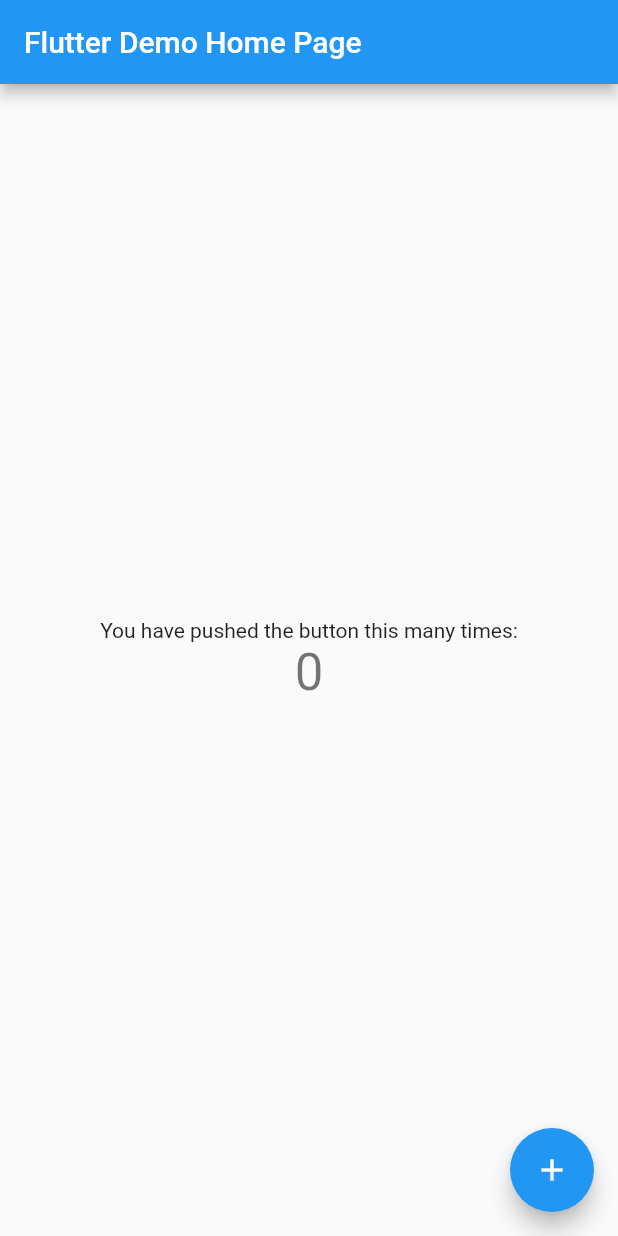
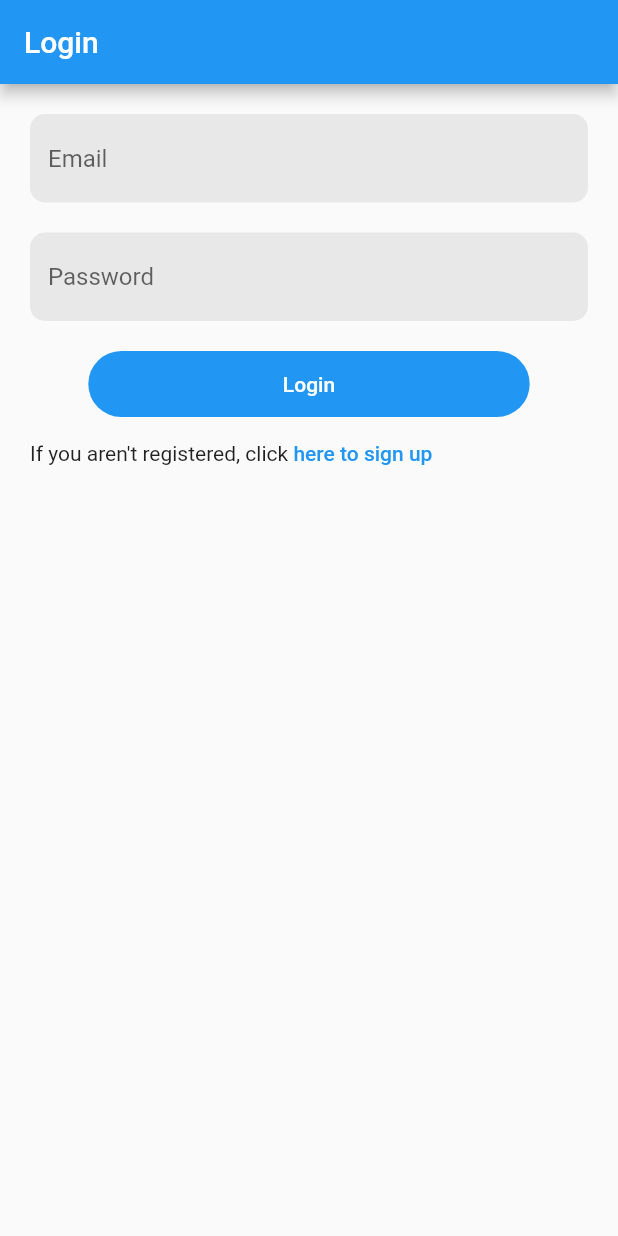
Before and after one commit to owhiteman/group-chat, a Flutter app: the screen it shows after launch, on a phone screen of 412 x 824 dp. Run offline on Flutter 3.47's test engine with Material 2 defaults, Android fonts, the phone set to English and light mode, and no system bars; our stand-ins replace cloud_firestore, firebase_auth, firebase_core, firebase_storage, image_picker; accounts and stored records are empty; generated files the repository leaves out were written again.

Commit message:
Authentication and custom widgets

```diff
--- /dev/null
+++ b/lib/firebase/auth_service.dart
@@ -0,0 +1,60 @@
+import 'package:cloud_firestore/cloud_firestore.dart';
+import 'package:firebase_auth/firebase_auth.dart';
+import 'package:flutter/foundation.dart';
+import 'package:group_chat/firebase/storage_methods.dart';
+import 'package:group_chat/models/user.dart' as model;
+
+class AuthService {
+  final FirebaseAuth _firebaseAuth;
+  final FirebaseFirestore _firestore = FirebaseFirestore.instance;
+  AuthService(this._firebaseAuth);
+
+  Stream<User?> get authStateChanges => _firebaseAuth.authStateChanges();
+
+  Future<String?> signIn(
+      {required String email, required String password}) async {
+    try {
+      await _firebaseAuth.signInWithEmailAndPassword(
+          email: email, password: password);
+      return 'Success';
+    } on FirebaseAuthException catch (e) {
+      return e.message;
+    }
+  }
+
+  Future<String?> signUp(
+      {required String email,
+      required String password,
+      required String name,
+      Uint8List? file}) async {
+    try {
+      UserCredential userCred = await _firebaseAuth
+          .createUserWithEmailAndPassword(email: email, password: password);
+
+      String? photoUrl = file != null
+          ? await StorageMethods().uploadImageToStorage('displayPics', file)
+          : null;
+
+      model.User user = model.User(
+        uid: userCred.user!.uid,
+        name: name,
+        email: email,
+        displayPicUrl: photoUrl,
+        groupId: null,
+      );
+
+      await _firestore
+          .collection('users')
+          .doc(userCred.user!.uid)
+          .set(user.toJson());
+
+      return 'Success';
+    } on FirebaseAuthException catch (e) {
+      return e.message;
+    }
+  }
+
+  Future<void> signOut() async {
+    await _firebaseAuth.signOut();
+  }
+}
--- /dev/null
+++ b/lib/firebase/storage_methods.dart
@@ -0,0 +1,18 @@
+import 'package:firebase_auth/firebase_auth.dart';
+import 'package:firebase_storage/firebase_storage.dart';
+import 'package:flutter/foundation.dart';
+
+class StorageMethods {
+  final FirebaseStorage _storage = FirebaseStorage.instance;
+  final FirebaseAuth _auth = FirebaseAuth.instance;
+
+  Future<String> uploadImageToStorage(String childName, Uint8List file) async {
+    Reference ref =
+        _storage.ref().child(childName).child(_auth.currentUser!.uid);
+
+    UploadTask uploadTask = ref.putData(file);
+    TaskSnapshot snap = await uploadTask;
+    String downloadUrl = await snap.ref.getDownloadURL();
+    return downloadUrl;
+  }
+}
--- a/lib/main.dart
+++ b/lib/main.dart
@@ -1,115 +1,76 @@
+import 'package:firebase_auth/firebase_auth.dart';
+import 'package:firebase_core/firebase_core.dart';
 import 'package:flutter/material.dart';
+import 'package:group_chat/firebase/auth_service.dart';
+import 'package:group_chat/views/home_view.dart';
+import 'package:group_chat/views/login_view.dart';
+import 'package:group_chat/views/register_view.dart';
+import 'package:provider/provider.dart';
 
-void main() {
+import 'firebase/firebase_options.dart';
+
+void main() async {
+  WidgetsFlutterBinding.ensureInitialized();
+  await Firebase.initializeApp(
+    options: DefaultFirebaseOptions.currentPlatform,
+  );
   runApp(const MyApp());
 }
 
 class MyApp extends StatelessWidget {
   const MyApp({super.key});
 
-  // This widget is the root of your application.
   @override
   Widget build(BuildContext context) {
-    return MaterialApp(
-      title: 'Flutter Demo',
-      theme: ThemeData(
-        // This is the theme of your application.
-        //
-        // Try running your application with "flutter run". You'll see the
-        // application has a blue toolbar. Then, without quitting the app, try
-        // changing the primarySwatch below to Colors.green and then invoke
-        // "hot reload" (press "r" in the console where you ran "flutter run",
-        // or simply save your changes to "hot reload" in a Flutter IDE).
-        // Notice that the counter didn't reset back to zero; the application
-        // is not restarted.
-        primarySwatch: Colors.blue,
+    return MultiProvider(
+      providers: [
+        StreamProvider(
+          create: (context) => context.read<AuthService>().authStateChanges,
+          initialData: null,
+        ),
+        Provider<AuthService>(
+          create: (_) => AuthService(FirebaseAuth.instance),
+        ),
+      ],
+      child: MaterialApp(
+        title: 'Group Chat',
+        theme: ThemeData(
+          primarySwatch: Colors.blue,
+        ),
+        home: const AuthenticationWrapper(),
+        routes: {
+          '/login': (context) => const LoginView(),
+          '/register': (context) => const RegisterView(),
+        },
       ),
-      home: const MyHomePage(title: 'Flutter Demo Home Page'),
     );
   }
 }
 
-class MyHomePage extends StatefulWidget {
-  const MyHomePage({super.key, required this.title});
-
-  // This widget is the home page of your application. It is stateful, meaning
-  // that it has a State object (defined below) that contains fields that affect
-  // how it looks.
-
-  // This class is the configuration for the state. It holds the values (in this
-  // case the title) provided by the parent (in this case the App widget) and
-  // used by the build method of the State. Fields in a Widget subclass are
-  // always marked "final".
-
-  final String title;
-
-  @override
-  State<MyHomePage> createState() => _MyHomePageState();
-}
-
-class _MyHomePageState extends State<MyHomePage> {
-  int _counter = 0;
-
-  void _incrementCounter() {
-    setState(() {
-      // This call to setState tells the Flutter framework that something has
-      // changed in this State, which causes it to rerun the build method below
-      // so that the display can reflect the updated values. If we changed
-      // _counter without calling setState(), then the build method would not be
-      // called again, and so nothing would appear to happen.
-      _counter++;
-    });
-  }
+class AuthenticationWrapper extends StatelessWidget {
+  const AuthenticationWrapper({super.key});
 
   @override
   Widget build(BuildContext context) {
-    // This method is rerun every time setState is called, for instance as done
-    // by the _incrementCounter method above.
-    //
-    // The Flutter framework has been optimized to make rerunning build methods
-    // fast, so that you can just rebuild anything that needs updating rather
-    // than having to individually change instances of widgets.
     return Scaffold(
-      appBar: AppBar(
-        // Here we take the value from the MyHomePage object that was created by
-        // the App.build method, and use it to set our appbar title.
-        title: Text(widget.title),
+      body: StreamBuilder<User?>(
+        stream: FirebaseAuth.instance.authStateChanges(),
+        builder: (context, snapshot) {
+          if (snapshot.connectionState == ConnectionState.waiting) {
+            return const Center(
+              child: CircularProgressIndicator(),
+            );
+          } else if (snapshot.hasError) {
+            return const Center(
+              child: Text('Something went wrong'),
+            );
+          } else if (snapshot.hasData) {
+            return const HomeView();
+          } else {
+            return const LoginView();
+          }
+        },
       ),
-      body: Center(
-        // Center is a layout widget. It takes a single child and positions it
-        // in the middle of the parent.
-        child: Column(
-          // Column is also a layout widget. It takes a list of children and
-          // arranges them vertically. By default, it sizes itself to fit its
-          // children horizontally, and tries to be as tall as its parent.
-          //
-          // Invoke "debug painting" (press "p" in the console, choose the
-          // "Toggle Debug Paint" action from the Flutter Inspector in Android
-          // Studio, or the "Toggle Debug Paint" command in Visual Studio Code)
-          // to see the wireframe for each widget.
-          //
-          // Column has various properties to control how it sizes itself and
-          // how it positions its children. Here we use mainAxisAlignment to
-          // center the children vertically; the main axis here is the vertical
-          // axis because Columns are vertical (the cross axis would be
-          // horizontal).
-          mainAxisAlignment: MainAxisAlignment.center,
-          children: <Widget>[
-            const Text(
-              'You have pushed the button this many times:',
-            ),
-            Text(
-              '$_counter',
-              style: Theme.of(context).textTheme.headline4,
-            ),
-          ],
-        ),
-      ),
-      floatingActionButton: FloatingActionButton(
-        onPressed: _incrementCounter,
-        tooltip: 'Increment',
-        child: const Icon(Icons.add),
-      ), // This trailing comma makes auto-formatting nicer for build methods.
     );
   }
 }
--- /dev/null
+++ b/lib/models/user.dart
@@ -0,0 +1,23 @@
+class User {
+  final String uid;
+  final String name;
+  final String email;
+  String? displayPicUrl;
+  String? groupId;
+
+  User({
+    required this.uid,
+    required this.name,
+    required this.email,
+    required this.displayPicUrl,
+    this.groupId,
+  });
+
+  Map<String, dynamic> toJson() => {
+        'uid': uid,
+        'name': name,
+        'email': email,
+        'displayPicUrl': displayPicUrl,
+        'groupId': groupId,
+      };
+}
--- /dev/null
+++ b/lib/views/login_view.dart
@@ -0,0 +1,118 @@
+import 'package:flutter/material.dart';
+import 'package:group_chat/firebase/auth_service.dart';
+import 'package:group_chat/widgets/button.dart';
+import 'package:group_chat/widgets/error_message.dart';
+import 'package:group_chat/widgets/text_field_styling.dart';
+import 'package:provider/provider.dart';
+
+class LoginView extends StatefulWidget {
+  const LoginView({Key? key}) : super(key: key);
+
+  @override
+  State<LoginView> createState() => _LoginViewState();
+}
+
+class _LoginViewState extends State<LoginView> {
+  late final TextEditingController _email;
+  late final TextEditingController _password;
+  bool isLoading = false;
+
+  @override
+  void initState() {
+    _email = TextEditingController();
+    _password = TextEditingController();
+    super.initState();
+  }
+
+  @override
+  void dispose() {
+    _email.dispose();
+    _password.dispose();
+    super.dispose();
+  }
+
+  @override
+  Widget build(BuildContext context) {
+    return Scaffold(
+      appBar: AppBar(
+        title: const Text('Login'),
+      ),
+      body: isLoading
+          ? const Center(
+              child: CircularProgressIndicator(
+                backgroundColor: Colors.white,
+              ),
+            )
+          : Padding(
+              padding: const EdgeInsets.all(20.0),
+              child: Column(children: [
+                TextField(
+                  controller: _email,
+                  enableSuggestions: false,
+                  autocorrect: false,
+                  keyboardType: TextInputType.emailAddress,
+                  decoration: LoginTextFieldDecoration().decoration("Email"),
+                ),
+                const SizedBox(height: 20),
+                TextField(
+                  controller: _password,
+                  obscureText: true,
+                  enableSuggestions: false,
+                  autocorrect: false,
+                  decoration: LoginTextFieldDecoration().decoration("Password"),
+                ),
+                const SizedBox(height: 20),
+                CustomButton(
+                  onPressed: () async {
+                    if (_email.text.isNotEmpty && _password.text.isNotEmpty) {
+                      setState(() {
+                        isLoading = true;
+                      });
+                      var res = await context.read<AuthService>().signIn(
+                            email: _email.text.trim(),
+                            password: _password.text.trim(),
+                          );
+                      setState(() {
+                        isLoading = false;
+                      });
+                      if (res != 'Success') {
+                        if (mounted) {
+                          ScaffoldMessenger.of(context)
+                              .showSnackBar(const SnackBar(
+                            content: ErrorMessage(
+                                errorText: 'Incorrect email or password'),
+                            behavior: SnackBarBehavior.floating,
+                            backgroundColor: Colors.transparent,
+                            elevation: 0,
+                          ));
+                        }
+                      }
+                    } else {
+                      ScaffoldMessenger.of(context).showSnackBar(const SnackBar(
+                        content: ErrorMessage(
+                            errorText: 'Please enter an email and password'),
+                        behavior: SnackBarBehavior.floating,
+                        backgroundColor: Colors.transparent,
+                        elevation: 0,
+                      ));
+                    }
+                  },
+                  inputText: 'Login',
+                ),
+                Row(
+                  children: [
+                    const Text("If you aren't registered, click"),
+                    TextButton(
+                      style: TextButton.styleFrom(padding: EdgeInsets.zero),
+                      onPressed: () {
+                        Navigator.of(context).pushReplacementNamed('/register');
+                      },
+                      child: const Text(" here to sign up"),
+                    ),
+                  ],
+                )
+              ]),
+            ),
+    );
+  }
+}
--- /dev/null
+++ b/lib/widgets/button.dart
@@ -0,0 +1,29 @@
+import 'package:flutter/material.dart';
+
+class CustomButton extends StatelessWidget {
+  final String inputText;
+  final Function() onPressed;
+
+  const CustomButton(
+      {super.key, required this.inputText, required this.onPressed});
+
+  @override
+  Widget build(BuildContext context) {
+    return Container(
+      width: MediaQuery.of(context).size.width / 1.4,
+      height: 44,
+      decoration: BoxDecoration(
+          borderRadius: BorderRadius.circular(30.0),
+          color: Theme.of(context).primaryColor),
+      child: MaterialButton(
+        onPressed: onPressed,
+        child: Text(
+          inputText,
+          style: const TextStyle(
+            color: Colors.white,
+          ),
+        ),
+      ),
+    );
+  }
+}
--- /dev/null
+++ b/lib/widgets/text_field_styling.dart
@@ -0,0 +1,18 @@
+import 'package:flutter/material.dart';
+
+class LoginTextFieldDecoration {
+  InputDecoration decoration(String hintText) {
+    return InputDecoration(
+      hintText: hintText,
+      filled: true,
+      fillColor: const Color.fromARGB(255, 232, 232, 232),
+      border: OutlineInputBorder(
+        borderRadius: BorderRadius.circular(10),
+        borderSide: const BorderSide(
+          width: 0,
+          style: BorderStyle.none,
+        ),
+      ),
+    );
+  }
+}
```
Also changed, not shown: lib/views/home_view.dart (added, +25 -0 lines), lib/views/register_view.dart (added, +206 -0 lines), lib/widgets/error_message.dart (added, +57 -0 lines), pubspec.yaml (+8 -18 lines), pubspec.lock, 6 other files.
